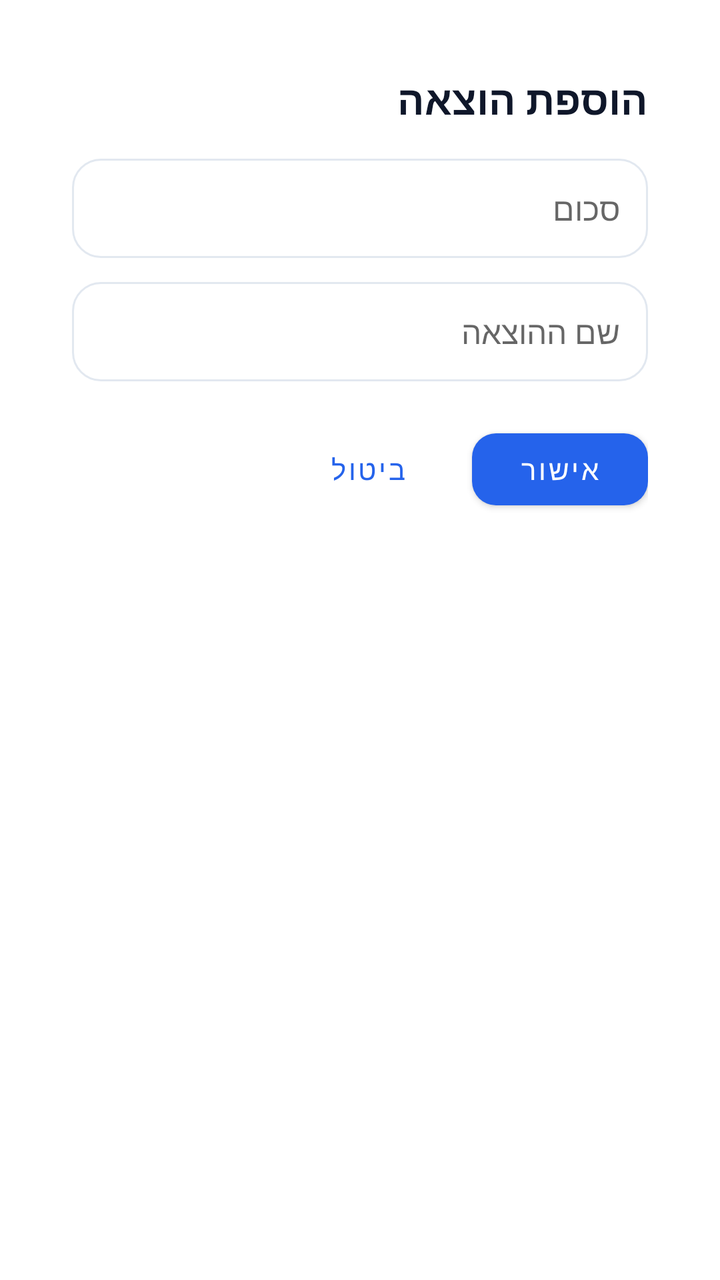
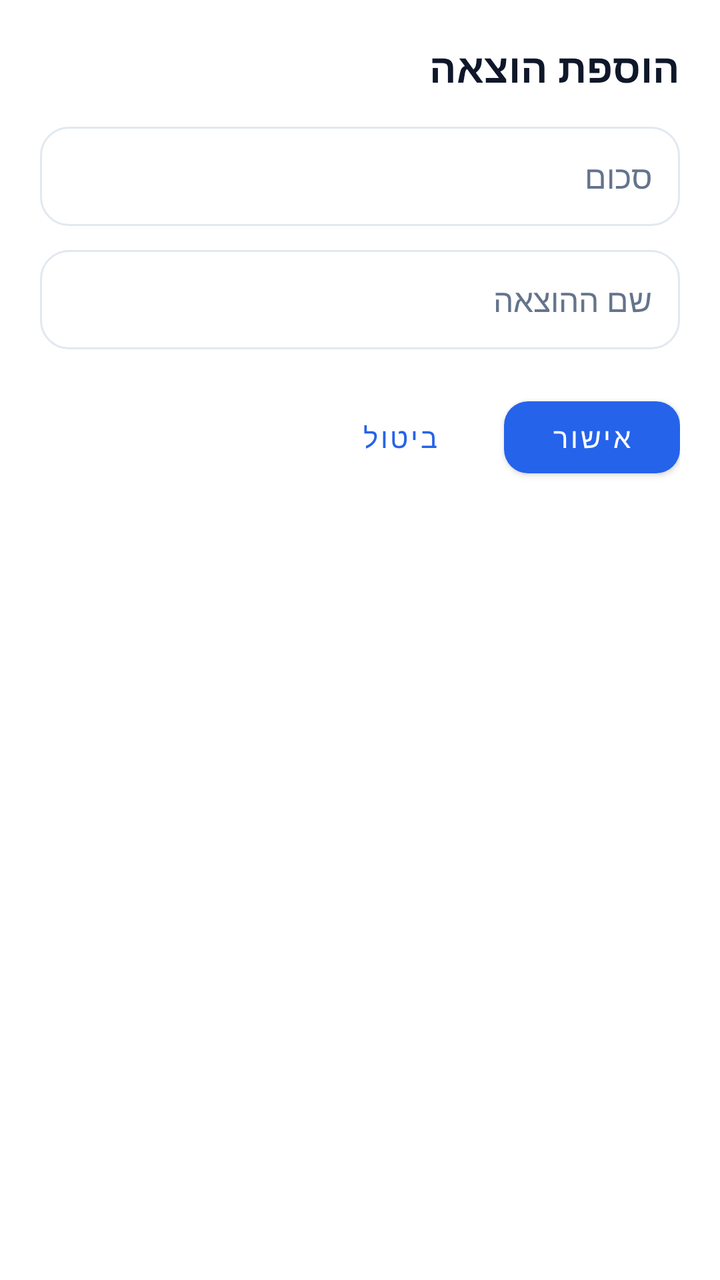

Two renders of the same Android screen: before a commit and after it. Below are the layout's source before the change and the commit's diff.
<!-- AndroidManifest.xml: activity theme Theme.MoneyBoss.Dialog -->
<!-- res/layout/activity_add_expense.xml -->
<?xml version="1.0" encoding="utf-8"?>

<LinearLayout xmlns:android="http://schemas.android.com/apk/res/android"
    xmlns:app="http://schemas.android.com/apk/res-auto"
    android:layout_width="match_parent"
    android:layout_height="wrap_content"
    android:orientation="vertical"
    android:padding="20dp">

    <TextView
        android:layout_width="match_parent"
        android:layout_height="wrap_content"
        android:text="@string/add_expense_title"
        android:textColor="@color/mb_text"
        android:textSize="20sp"
        android:textStyle="bold" />

    <EditText
        android:id="@+id/amountInput"
        android:layout_width="match_parent"
        android:layout_height="wrap_content"
        android:layout_marginTop="16dp"
        android:background="@drawable/bg_input"
        android:hint="@string/amount_hint"
        android:inputType="numberDecimal"
        android:padding="14dp"
        android:textSize="16sp" />

    <EditText
        android:id="@+id/nameInput"
        android:layout_width="match_parent"
        android:layout_height="wrap_content"
        android:layout_marginTop="12dp"
        android:background="@drawable/bg_input"
        android:hint="@string/name_hint"
        android:inputType="text"
        android:padding="14dp"
        android:textSize="16sp" />

    <LinearLayout
        android:layout_width="match_parent"
        android:layout_height="wrap_content"
        android:layout_marginTop="20dp"
        android:gravity="end"
        android:orientation="horizontal">

        <com.google.android.material.button.MaterialButton
            android:id="@+id/cancelButton"
            style="@style/Widget.MaterialComponents.Button.TextButton"
            android:layout_width="wrap_content"
            android:layout_height="wrap_content"
            android:text="@string/cancel" />

        <com.google.android.material.button.MaterialButton
            android:id="@+id/confirmButton"
            android:layout_width="wrap_content"
            android:layout_height="wrap_content"
            android:layout_marginStart="8dp"
            android:text="@string/confirm"
            app:cornerRadius="12dp" />
    </LinearLayout>

    <ProgressBar
        android:id="@+id/progress"
        android:layout_width="wrap_content"
        android:layout_height="wrap_content"
        android:layout_gravity="center_horizontal"
        android:layout_marginTop="8dp"
        android:visibility="gone" />
</LinearLayout>
<!-- resources referenced by this layout -->
<resources>
  <color name="mb_text">#0F172A</color>
  <!-- drawable bg_input (drawable) -->
  <?xml version="1.0" encoding="utf-8"?>
  
  <shape xmlns:android="http://schemas.android.com/apk/res/android"
      android:shape="rectangle">
      <solid android:color="@color/mb_surface" />
      <stroke
          android:width="1dp"
          android:color="@color/mb_border" />
      <corners android:radius="14dp" />
  </shape>
  <string name="add_expense_title">הוספת הוצאה</string>
  <string name="amount_hint">סכום</string>
  <string name="cancel">ביטול</string>
  <string name="confirm">אישור</string>
  <string name="name_hint">שם ההוצאה</string>
  <style name="Theme.MoneyBoss.Dialog" parent="Theme.MaterialComponents.DayNight.Dialog">
          <item name="colorPrimary">@color/mb_blue</item>
          <item name="android:windowMinWidthMajor">90%</item>
          <item name="android:windowMinWidthMinor">90%</item>
      </style>
  <color name="mb_surface">#FFFFFF</color>
  <color name="mb_border">#E2E8F0</color>
  <color name="mb_blue">#2563EB</color>
</resources>

<!-- the commit's change to res/layout/activity_add_expense.xml (unified diff, before → after) -->
@@ -24,6 +24,8 @@
         android:hint="@string/amount_hint"
         android:inputType="numberDecimal"
         android:padding="14dp"
+        android:textColor="@color/mb_text"
+        android:textColorHint="@color/mb_muted"
         android:textSize="16sp" />
 
     <EditText
@@ -35,6 +37,8 @@
         android:hint="@string/name_hint"
         android:inputType="text"
         android:padding="14dp"
+        android:textColor="@color/mb_text"
+        android:textColorHint="@color/mb_muted"
         android:textSize="16sp" />
 
     <LinearLayout
<!-- resource entries referenced after the edit -->
@@ -1,5 +1,6 @@
 <!-- resources referenced by this layout -->
 <resources>
+  <color name="mb_muted">#64748B</color>
   <color name="mb_text">#0F172A</color>
   <!-- drawable bg_input (drawable) -->
   <?xml version="1.0" encoding="utf-8"?>
@@ -17,13 +18,19 @@
   <string name="cancel">ביטול</string>
   <string name="confirm">אישור</string>
   <string name="name_hint">שם ההוצאה</string>
-  <style name="Theme.MoneyBoss.Dialog" parent="Theme.MaterialComponents.DayNight.Dialog">
+  <style name="Theme.MoneyBoss.Dialog" parent="Theme.MaterialComponents.Light.Dialog">
           <item name="colorPrimary">@color/mb_blue</item>
+          <item name="colorOnPrimary">@color/white</item>
+          <item name="android:windowBackground">@color/mb_surface</item>
+          <item name="android:textColorPrimary">@color/mb_text</item>
+          <item name="android:editTextColor">@color/mb_text</item>
+          <item name="editTextColor">@color/mb_text</item>
           <item name="android:windowMinWidthMajor">90%</item>
           <item name="android:windowMinWidthMinor">90%</item>
       </style>
   <color name="mb_surface">#FFFFFF</color>
   <color name="mb_border">#E2E8F0</color>
   <color name="mb_blue">#2563EB</color>
+  <color name="white">#FFFFFF</color>
 </resources>
 
